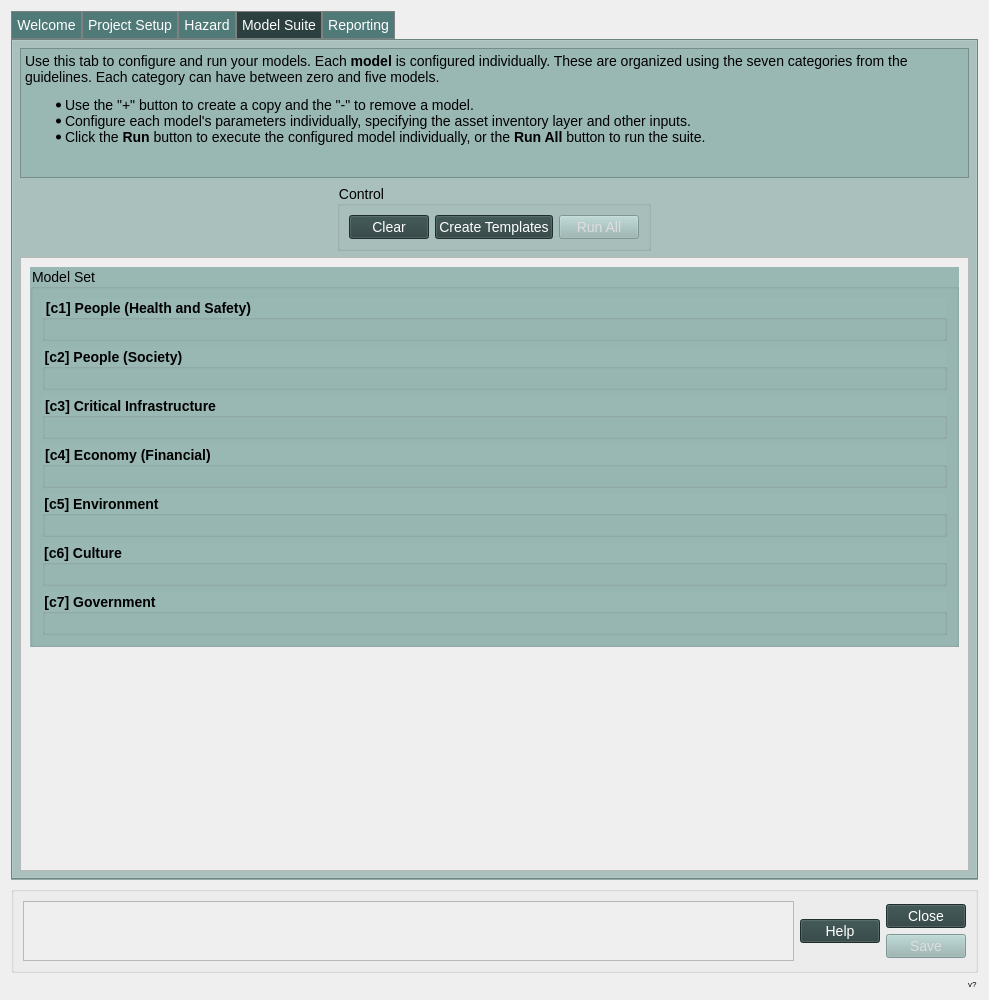
Qt form canflood2/canflood2_dialog_main.ui (cefect/CanFlood2) before a commit.
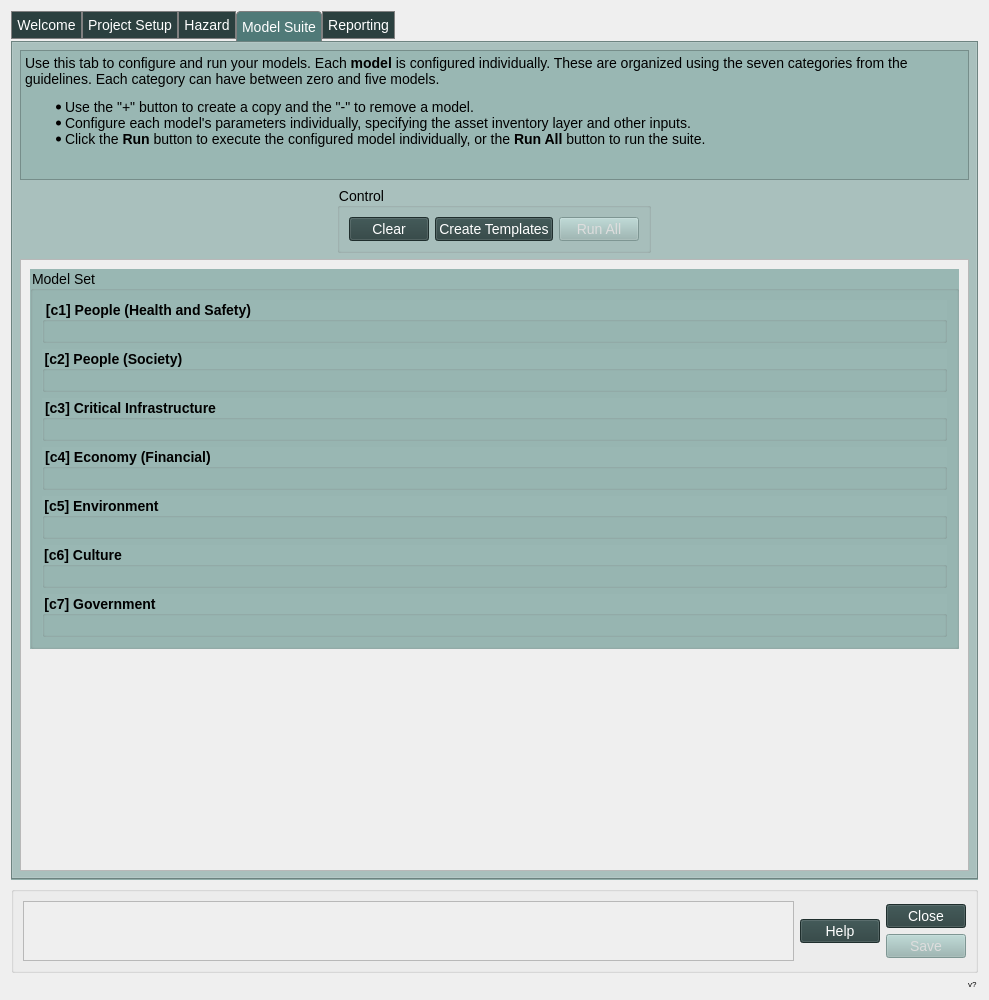
The same form after that commit. The open tabs and pages were chosen to show the change. Icons and pictures are not drawn. Custom widgets are drawn as their Qt base class.

What changed in the file:
```diff
--- a/canflood2/canflood2_dialog_main.ui
+++ b/canflood2/canflood2_dialog_main.ui
@@ -65,17 +65,24 @@
 
  
  
-QTabBar::tab { 
-    background-color: #507A78;
+QTabBar::tab {
+    background-color: #2B403F;
     color: white;
     border: 1px solid gray; 
-    box-sizing: border-box; /* The key change */
-	padding: 5px; /* Adjust as needed */
+    box-sizing: border-box;
+    padding: 5px;
+    margin-bottom: 2px; /* slight separation from the tab bar */
 }
 
-QTabBar::tab:selected { /* Style for selected tabs */
-    background-color: #2B403F; 
-	color: white; 
+QTabBar::tab:selected {
+    background-color: #507A78; 
+    color: white;
+    border: 1px solid gray; /* thicker border for emphasis */
+    border-bottom: none;     /* remove the bottom border to simulate being raised */
+    margin-bottom: 0;        /* pull the selected tab closer to the tab bar */
+    /* Optionally add border-radius to differentiate the shape */
+    border-top-left-radius: 4px;
+    border-top-right-radius: 4px;
 }
 
  
@@ -988,7 +995,7 @@
             <x>0</x>
             <y>0</y>
             <width>941</width>
-            <height>620</height>
+            <height>618</height>
            </rect>
           </property>
           <property name="styleSheet">
```
